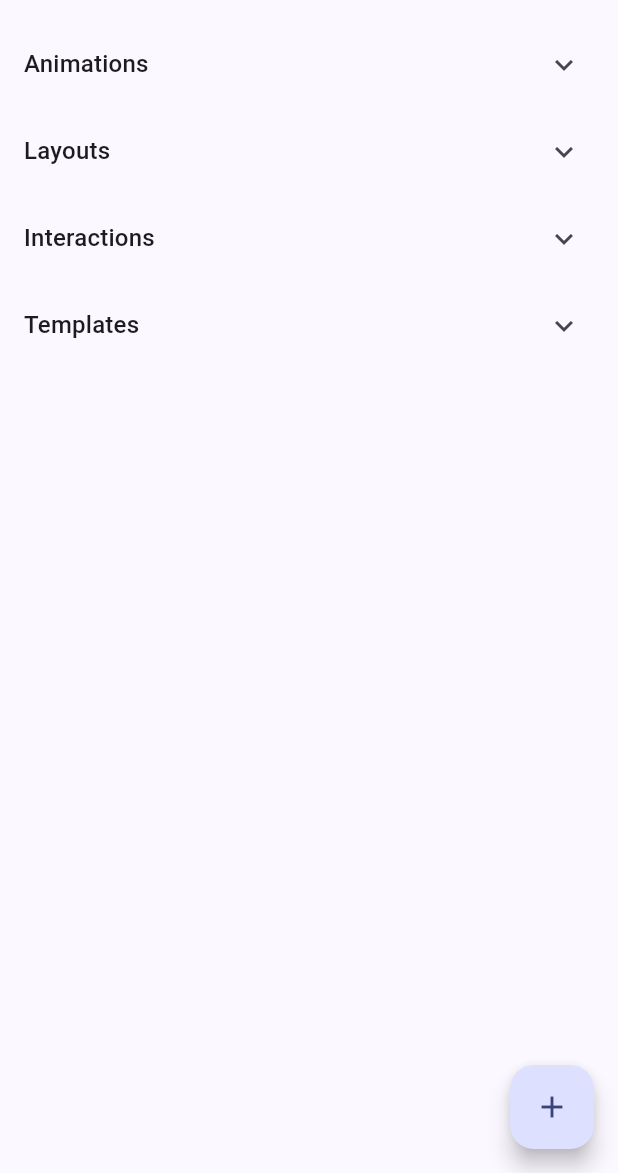
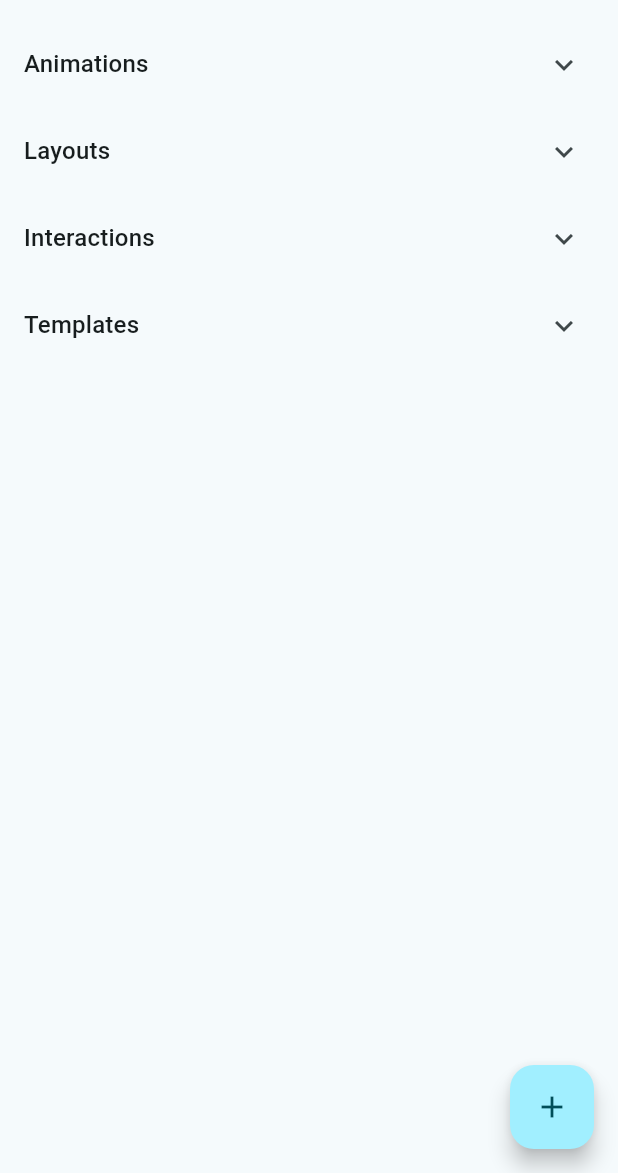
Before and after one commit to intimeplan/flutter_examples, a Flutter app: the screen it shows after launch, on a phone screen of 412 x 824 dp, the part 63-1236 px from its top. Run offline on Flutter 3.47's test engine with Material 3 defaults, Android fonts, the phone set to English and light mode, and no system bars; generated files the repository leaves out were written again.

Commit message:
refactor(...) - config AppBar color - config drawer page resource - remove deprecated class in 'example_list.dart'

```diff
--- a/lib/example/templates/template_example_1.dart
+++ b/lib/example/templates/template_example_1.dart
@@ -110,7 +110,7 @@ class TemplateExampleOne extends StatelessWidget {
         preferredSize: Size.fromHeight(
           _textSize(description!,
             Theme.of(context).textTheme.bodyMedium!,
-            AbsExamplePage.description_max_linea,
+            AbsExamplePage.description_max_lines,
             maxWidth - 32           // maxWidth - (EdgeInsets left + right)
           ).height + 32             // height + (EdgeInsets top + bottom)
         ),
@@ -120,7 +120,7 @@ class TemplateExampleOne extends StatelessWidget {
           child: Hero(
             tag: description!,
             child: Material(
-              child: Text(description!, maxLines: AbsExamplePage.description_max_linea, overflow: TextOverflow.ellipsis,),
+              child: Text(description!, maxLines: AbsExamplePage.description_max_lines, overflow: TextOverflow.ellipsis,),
             )
           )
         )
--- a/lib/main.dart
+++ b/lib/main.dart
@@ -41,7 +41,7 @@ class MyApp extends StatelessWidget {
         //
         // This works for code too, not just values: Most code changes can be
         // tested with just a hot reload.
-        colorScheme: ColorScheme.fromSeed(seedColor: Colors.indigo),
+        colorScheme: ColorScheme.fromSeed(seedColor: Colors.cyan),
         useMaterial3: true,
       ),
       home: const MyHomePage(
@@ -133,17 +133,17 @@ class _MyHomePageState extends State<MyHomePage> {
                 // change color while the other colors stay the same.
                 color: Theme.of(context).colorScheme.inversePrimary,
               ),
-              child: Text('Drawer Header'),
+              child: Text(AppLocalizations.of(context)!.appName),
             ),
             ListTile(
-              title: const Text('Item 1'),
+              title: Text(AppLocalizations.of(context)!.example_page_title),
               onTap: () {
                 // Update the state of the app.
                 // ...
               },
             ),
             ListTile(
-              title: const Text('Item 2'),
+              title: Text(AppLocalizations.of(context)!.information_page_title),
               onTap: () {
                 // Update the state of the app.
                 // ...
```
Also changed, not shown: lib/example_list.dart (+3 -47 lines), lib/l10n/app_en.arb (+8 -0 lines).
